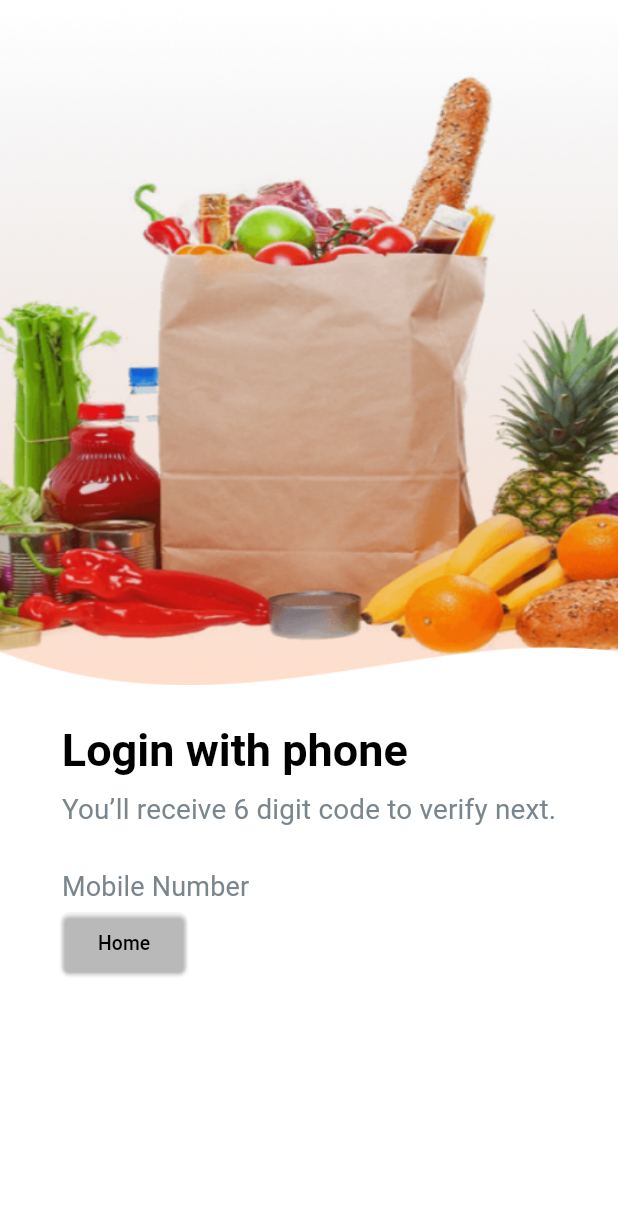
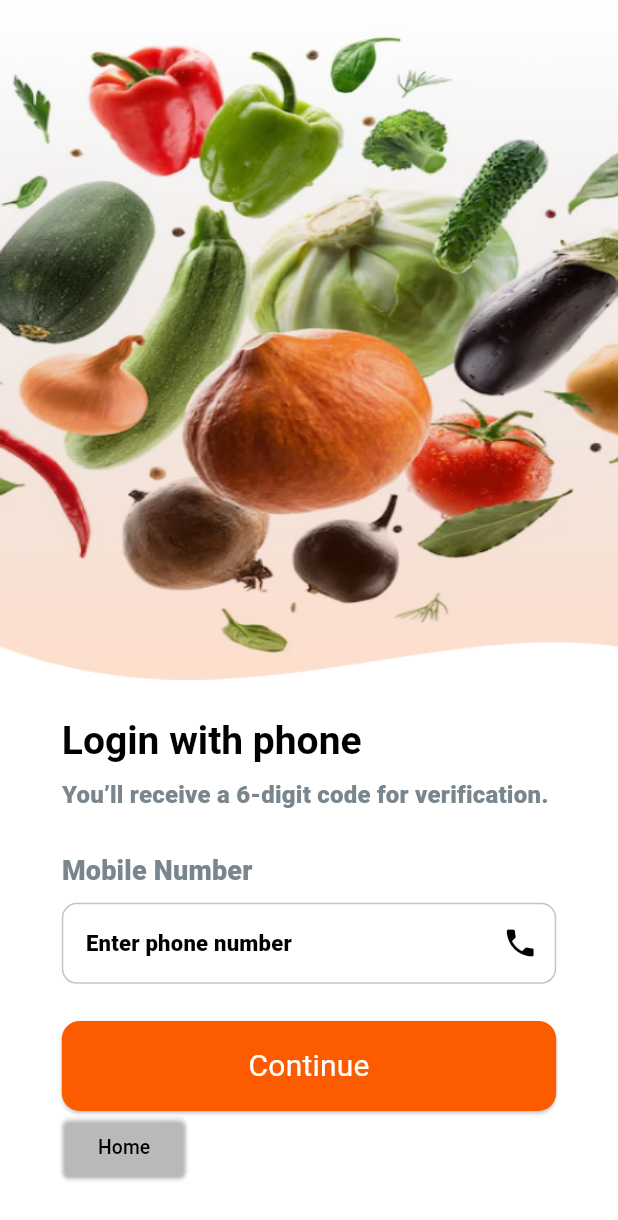
Before and after one commit to Arjun-JP/kwik_Arjun, a Flutter app: the screen it shows after launch, after a tap on "Next", on a phone screen of 412 x 824 dp. Shown: the top 1220 px of the screen. Run offline on Flutter 3.47's test engine with Material 3 defaults, Android fonts, the phone set to English and light mode, and no system bars; our stand-ins replace bloc, cloud_firestore, equatable, firebase_auth, firebase_core, flutter_bloc and 5 more; accounts and stored records are empty; network calls fail; Roboto replaces fonts that are missing (SF-Pro-Rounded).

Commit message:
auth bloc Otp login

```diff
--- /dev/null
+++ b/lib/bloc/Auth_bloc/auth_event.dart
@@ -0,0 +1,51 @@
+import 'package:equatable/equatable.dart';
+import 'package:firebase_auth/firebase_auth.dart';
+
+abstract class AuthEvent extends Equatable {
+  @override
+  List<Object> get props => [];
+}
+
+
+class SendOtpToPhoneEvent extends AuthEvent {
+  final String phoneNumber;
+
+  SendOtpToPhoneEvent({required this.phoneNumber});
+
+
+
+  @override
+  List<Object> get props => [phoneNumber];
+}
+
+class OnPhoneOtpSend extends AuthEvent {
+  final String verificationId;
+  final int token;
+
+  OnPhoneOtpSend({required this.verificationId, required this.token});
+}
+
+class VerifySentOtp extends AuthEvent {
+  final String otpCode;
+  final String verificationId;
+
+  VerifySentOtp({required this.otpCode, required this.verificationId});
+
+  @override
+  List<Object> get props => [verificationId, otpCode];
+}
+
+
+class OnPhoneAuthVerificationCompletedEvent extends AuthEvent {
+  final AuthCredential credential;
+
+  OnPhoneAuthVerificationCompletedEvent({required this.credential});
+}
+
+class OnPhoneAuthErrorEvent extends AuthEvent {
+  final String error;
+
+  OnPhoneAuthErrorEvent({required this.error});
+}
+
+class LogoutEvent extends AuthEvent {}
--- /dev/null
+++ b/lib/bloc/Auth_bloc/auth_state.dart
@@ -0,0 +1,45 @@
+import 'package:equatable/equatable.dart';
+
+abstract class AuthState extends Equatable {
+  @override
+  List<Object> get props => [];
+}
+
+
+class AuthInitial extends AuthState {}
+
+
+class AuthLoading extends AuthState {}
+
+
+class PhoneAuthCodeSentSuccess extends AuthState {
+  final String verificationId;
+
+  PhoneAuthCodeSentSuccess({required this.verificationId});
+
+  @override
+  List<Object> get props => [verificationId];
+}
+
+
+class AuthenticatedState extends AuthState {
+  final String uid;
+
+  AuthenticatedState(this.uid);
+
+  @override
+  List<Object> get props => [uid];
+}
+
+
+class AuthFailureState extends AuthState {
+  final String error;
+
+  AuthFailureState(this.error);
+
+  @override
+  List<Object> get props => [error];
+}
+
+
+class LoggedOutState extends AuthState {}
--- a/lib/constants/colors.dart
+++ b/lib/constants/colors.dart
@@ -26,6 +26,8 @@ class AppColors {
   static const kblackColor = Colors.black;
   static const kgreyColor = Color(0xff838383);
   static const kgreyColorlite = Color(0xffC8C3C3);
+
+  static const korangeColor = Color(0xffFC5B00);
 
   static const buttonColorOrange = Color(0xffFC5B00);
 }
@@ -59,7 +61,6 @@ String colorToHex(Color color) {
   return '#${color.value.toRadixString(16).padLeft(8, '0').toUpperCase()}';
 }
 
-
 Color lightenColor(Color color, double amount) {
   int r = color.red;
   int g = color.green;
--- a/lib/main.dart
+++ b/lib/main.dart
@@ -4,6 +4,7 @@ import 'package:flutter/services.dart';
 import 'package:flutter_bloc/flutter_bloc.dart';
 import 'package:go_router/go_router.dart';
 import 'package:hive_flutter/hive_flutter.dart';
+import 'package:kwik/bloc/Auth_bloc/auth_bloc.dart';
 import 'package:kwik/bloc/banner_bloc/banner_bloc.dart';
 import 'package:kwik/bloc/category_bloc/category_bloc.dart';
 import 'package:kwik/bloc/category_model1_bloc/category_model1_bloc.dart';
@@ -83,6 +84,9 @@ class _MyAppState extends State<MyApp> {
   Widget build(BuildContext context) {
     return MultiBlocProvider(
       providers: [
+        BlocProvider<AuthBloc>(
+          create: (_) => AuthBloc(),
+        ),
         BlocProvider<HomeUiBloc>(
             create: (_) => HomeUiBloc(uiRepository: HomeUiRepository())),
         BlocProvider<CategoryBloc>(
--- a/lib/pages/LoginPage/login_page.dart
+++ b/lib/pages/LoginPage/login_page.dart
@@ -1,20 +1,23 @@
 import 'package:flutter/material.dart';
 import 'package:flutter_bloc/flutter_bloc.dart';
 import 'package:go_router/go_router.dart';
+import 'package:kwik/bloc/Auth_bloc/auth_bloc.dart';
+import 'package:kwik/bloc/Auth_bloc/auth_event.dart';
+import 'package:kwik/bloc/Auth_bloc/auth_state.dart';
+import 'package:kwik/bloc/category_model1_bloc/category_model1_bloc.dart';
+import 'package:kwik/bloc/category_model1_bloc/category_model1_event.dart';
 import 'package:kwik/bloc/category_model2_bloc/category_model2_bloc.dart';
 import 'package:kwik/bloc/category_model2_bloc/category_model2_event.dart';
+import 'package:kwik/bloc/category_model_4_bloc/category_model_4_bloc.dart';
+import 'package:kwik/bloc/category_model_4_bloc/category_model_4_event.dart';
 import 'package:kwik/bloc/category_model_5__Bloc/category_model5__bloc.dart';
+import 'package:kwik/bloc/category_model_5__Bloc/category_model5__event.dart';
+import 'package:kwik/bloc/category_model_6_bloc/category_model_6_bloc.dart';
+import 'package:kwik/bloc/category_model_6_bloc/category_model_6_event.dart';
 import 'package:kwik/bloc/home_Ui_bloc/home_Ui_Bloc.dart';
 import 'package:kwik/bloc/home_Ui_bloc/home_Ui_Event.dart';
 import 'package:kwik/constants/colors.dart';
-
-import '../../bloc/category_model1_bloc/category_model1_bloc.dart';
-import '../../bloc/category_model1_bloc/category_model1_event.dart';
-import '../../bloc/category_model_4_bloc/category_model_4_bloc.dart';
-import '../../bloc/category_model_4_bloc/category_model_4_event.dart';
-import '../../bloc/category_model_5__Bloc/category_model5__event.dart';
-import '../../bloc/category_model_6_bloc/category_model_6_bloc.dart';
-import '../../bloc/category_model_6_bloc/category_model_6_event.dart';
+import 'package:kwik/widgets/kiwi_button.dart';
 
 class LoginPage extends StatefulWidget {
   const LoginPage({super.key});
@@ -24,73 +27,117 @@ class LoginPage extends StatefulWidget {
 }
 
 class _LoginPageState extends State<LoginPage> {
+  final TextEditingController mobileNumberController = TextEditingController();
+  final FocusNode _focusNode = FocusNode();
+  final _formKey = GlobalKey<FormState>();
+
   @override
   Widget build(BuildContext context) {
     final theme = Theme.of(context);
-    final deviceheight = MediaQuery.of(context).size.height;
-    final devicewidth = MediaQuery.of(context).size.width;
+    final deviceHeight = MediaQuery.of(context).size.height;
+    final deviceWidth = MediaQuery.of(context).size.width;
+
+    return BlocConsumer<AuthBloc, AuthState>(
+      listener: (context, state) {
+        if (state is PhoneAuthCodeSentSuccess) {
+          context.go('/OtpVerificationPage/${state.verificationId}');
+        } else if (state is AuthFailureState) {
+          context.pop();
+        } else if (state is AuthenticatedState) {
+          context.go("/home");
+        }
+      },
+      builder: (context, state) {
         return Scaffold(
-      body: Column(
-        mainAxisAlignment: MainAxisAlignment.start,
+          body: SingleChildScrollView(
+            child: Column(
               children: [
-          Expanded(
-              flex: 8,
-              child: Image.asset(
-                'assets/images/image.jpeg',
+                Image.asset(
+                  'assets/images/image2.jpeg',
                   fit: BoxFit.fill,
                   width: double.infinity,
-              )),
-          SizedBox(height: deviceheight * 0.03),
-          Expanded(
-              flex: 6,
-              child: Padding(
-                padding: EdgeInsets.symmetric(horizontal: deviceheight * 0.05),
+                  height: deviceHeight * 0.55,
+                ),
+                SizedBox(height: deviceHeight * 0.03),
+                Padding(
+                  padding: EdgeInsets.symmetric(horizontal: deviceWidth * 0.1),
+                  child: Form(
+                    key: _formKey,
                     child: Column(
-                  mainAxisAlignment: MainAxisAlignment.start,
                       crossAxisAlignment: CrossAxisAlignment.start,
                       children: [
-                    FittedBox(
-                      fit: BoxFit.fitWidth,
-                      child: Text(
+                        Text(
                           'Login with phone',
-                        style: theme.textTheme.displaySmall!.copyWith(
+                          style: theme.textTheme.displaySmall?.copyWith(
                             color: AppColors.textColorblack,
                             fontWeight: FontWeight.w700,
-                            fontSize: 30),
-                        textAlign: TextAlign.center,
+                            fontSize: 26,
                           ),
                         ),
-                    SizedBox(height: deviceheight * 0.01),
-                    FittedBox(
-                      fit: BoxFit.fitWidth,
-                      child: Text(
-                        'You’ll receive 6 digit code to verify next.',
-                        style: theme.textTheme.bodyLarge!.copyWith(
+                        SizedBox(height: deviceHeight * 0.01),
+                        Text(
+                          'You’ll receive a 6-digit code for verification.',
+                          style: theme.textTheme.bodyLarge?.copyWith(
                             color: AppColors.textColorGrey,
-                            fontWeight: FontWeight.w400,
-                            height: devicewidth * 0.0035,
-                            fontSize: 20),
-                        textAlign: TextAlign.center,
-                        softWrap: true,
+                            fontSize: 16,
                           ),
                         ),
-                    SizedBox(height: deviceheight * 0.03),
-                    FittedBox(
-                      fit: BoxFit.fitWidth,
-                      child: Text(
-                        'Mobile Number',
-                        style: theme.textTheme.bodyLarge!.copyWith(
+                        SizedBox(height: deviceHeight * 0.03),
+                        Text('Mobile Number',
+                            style: theme.textTheme.bodyLarge?.copyWith(
                               color: AppColors.textColorGrey,
-                            fontWeight: FontWeight.w400,
-                            height: devicewidth * 0.0035,
-                            fontSize: 18),
-                        textAlign: TextAlign.center,
-                        softWrap: true,
+                              fontSize: 18,
+                            )),
+                        const SizedBox(height: 8),
+                        TextFormField(
+                          controller: mobileNumberController,
+                          focusNode: _focusNode,
+                          keyboardType: TextInputType.phone,
+                          decoration: InputDecoration(
+                            hintText: "Enter phone number",
+                            border: const OutlineInputBorder(
+                                borderSide: BorderSide(
+                                    color: AppColors.kgreyColorlite)),
+                            focusedBorder: const OutlineInputBorder(
+                                borderSide:
+                                    BorderSide(color: AppColors.korangeColor)),
+                            enabledBorder: OutlineInputBorder(
+                              borderSide: const BorderSide(
+                                  color: AppColors.kgreyColorlite),
+                              borderRadius: BorderRadius.circular(10),
                             ),
+                            suffixIcon: const Icon(Icons.phone),
+                          ),
+                          validator: (value) {
+                            String pattern = r'^\+?[0-9]{10,15}$';
+                            RegExp regex = RegExp(pattern);
+                            if (value == null || value.isEmpty) {
+                              return 'Please enter your mobile number';
+                            } else if (!regex.hasMatch(value)) {
+                              return 'Enter a valid mobile number';
+                            }
+                            return null;
+                          },
+                        ),
+                        SizedBox(height: deviceHeight * 0.03),
+                        KiwiButton(
+                          text: 'Continue',
+                          onPressed: () {
+                            if (_formKey.currentState!.validate()) {
+                              final phoneNumber =
+                                  mobileNumberController.text.trim();
+                              BlocProvider.of<AuthBloc>(context).add(
+                                SendOtpToPhoneEvent(
+                                    phoneNumber: '+91$phoneNumber'),
+                              );
+                            }
+                          },
                         ),
                         ElevatedButton(
                             onPressed: () {
-                          context.read<HomeUiBloc>().add(ClearUiCacheEvent());
+                              context
+                                  .read<HomeUiBloc>()
+                                  .add(ClearUiCacheEvent());
                               BlocProvider.of<CategoryBlocModel1>(context)
                                   .add(ClearCache());
                               BlocProvider.of<CategoryBlocModel2>(context)
@@ -101,15 +148,21 @@ class _LoginPageState extends State<LoginPage> {
                                   .add(ClearCacheEventCM5());
                               BlocProvider.of<CategoryBlocModel6>(context)
                                   .add(ClearCacheCM6());
-                          context.read<HomeUiBloc>().add(FetchUiDataEvent());
+                              context
+                                  .read<HomeUiBloc>()
+                                  .add(FetchUiDataEvent());
                               context.go("/home");
                             },
                             child: const Text("Home"))
                       ],
                     ),
-              ))
+                  ),
+                )
               ],
             ),
+          ),
+        );
+      },
     );
   }
 }
--- a/lib/routes/routes.dart
+++ b/lib/routes/routes.dart
@@ -5,6 +5,7 @@ import 'package:kwik/pages/Home_page/home_Page.dart';
 import 'package:kwik/pages/LoginPage/login_page.dart';
 import 'package:kwik/pages/Offer_Page/offer_page.dart';
 import 'package:kwik/pages/OnboardingScreen/onboarding_screen.dart';
+import 'package:kwik/pages/OtpVerificationPage/otp_verification_page.dart';
 import 'package:kwik/pages/SplashScreen/splash_screen.dart';
 import 'package:kwik/pages/cart_page/cart_page.dart';
 import 'package:kwik/pages/profile/profile_page.dart';
@@ -22,6 +23,13 @@ final GoRouter router = GoRouter(
       path: '/onboardingScreen',
       builder: (BuildContext context, GoRouterState state) {
         return const OnboardingScreen();
+      },
+    ),
+    GoRoute(
+      path: '/OtpVerificationPage/:verificationId',
+      builder: (BuildContext context, GoRouterState state) {
+        final verificationId = state.pathParameters['verificationId']!;
+        return OtpVerificationPage(verificationId: verificationId);
       },
     ),
     GoRoute(
--- a/lib/widgets/kiwi_button.dart
+++ b/lib/widgets/kiwi_button.dart
@@ -19,10 +19,10 @@ class KiwiButton extends StatelessWidget {
       onPressed: onPressed,
       style: ElevatedButton.styleFrom(
           backgroundColor: AppColors.buttonColorOrange,
-          minimumSize: Size(devicewidth, 76),
+          minimumSize: Size(devicewidth, 60),
           shape:
               RoundedRectangleBorder(borderRadius: BorderRadius.circular(12))),
-      child: Text("Next",
+      child: Text(text,
           style: theme.textTheme.titleMedium!.copyWith(
               color: AppColors.textColorWhite,
               fontSize: 20,
--- a/pubspec.yaml
+++ b/pubspec.yaml
@@ -44,6 +44,7 @@ dependencies:
   go_router: ^14.6.3
   hive: ^2.2.3
   hive_flutter: ^1.1.0
+  pin_code_fields: ^8.0.1
 
 dev_dependencies:
   build_runner: ^2.4.14
```
Also changed, not shown: lib/bloc/Auth_bloc/auth_bloc.dart (added, +99 -0 lines), lib/pages/OtpVerificationPage/otp_verification_page.dart (added, +150 -0 lines), lib/pages/SignUpPage/sign_up_email.dart (added), pubspec.lock, 127 other files. Lines whose indentation alone changed are shown as unchanged.
